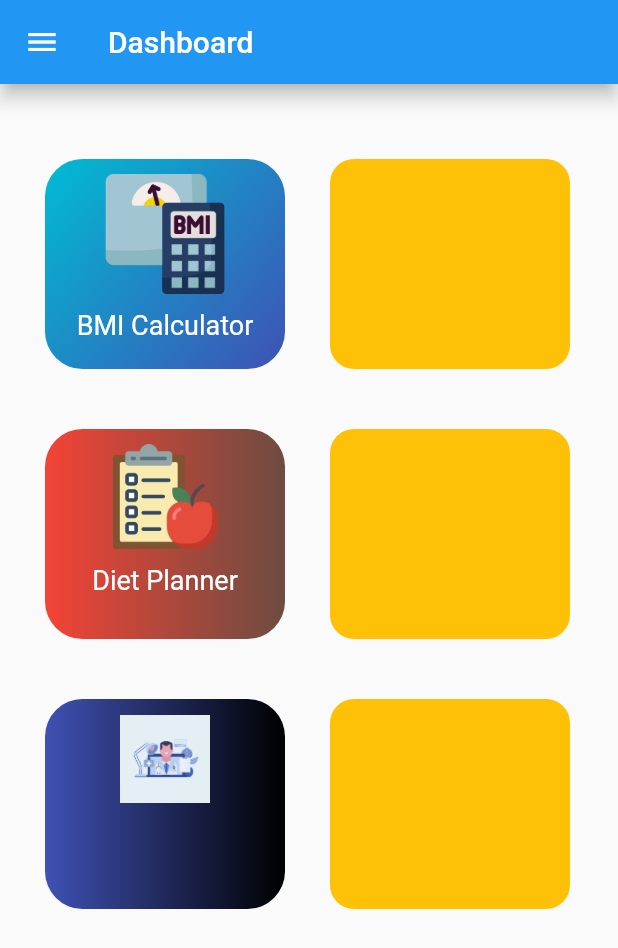
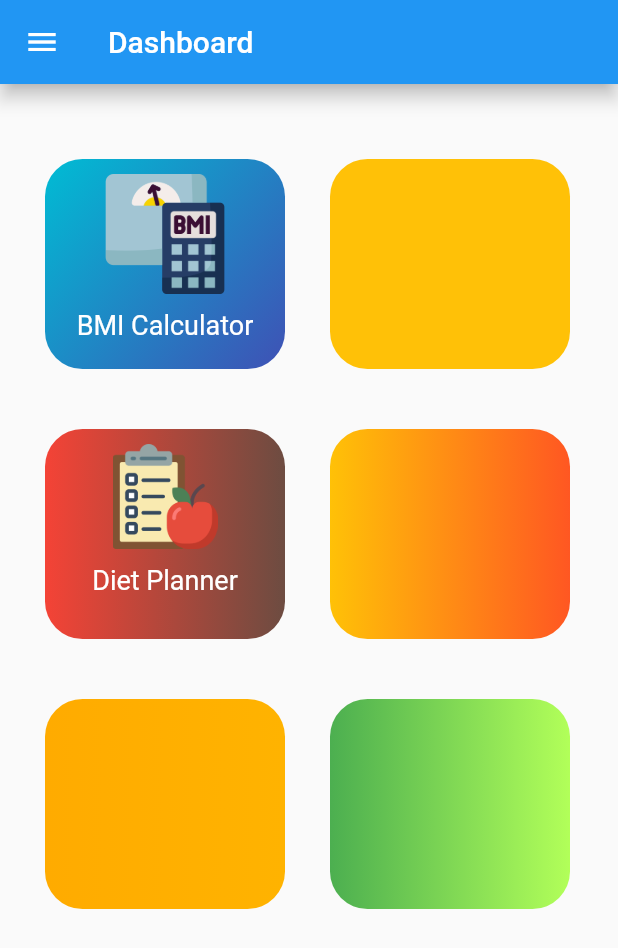
Before and after one commit to balavardhan224/healthtrackerandcalculator, a Flutter app: the Homepage screen opened directly, on a phone screen of 412 x 824 dp. Shown: the top 948 px of the screen. Run offline on Flutter 3.47's test engine with Material 2 defaults, Android fonts, the phone set to English and light mode, and no system bars; our stand-ins replace google_fonts.

Commit message:
intial commit

```diff
--- a/lib/widget.dart
+++ b/lib/widget.dart
@@ -62,7 +62,7 @@ Widget buildcontainer(BuildContext context) {
         decoration: BoxDecoration(
           borderRadius: BorderRadius.all(
             Radius.circular(
-              16,
+              25,
             ),
           ),
           color: Colors.amber,
@@ -123,13 +123,22 @@ Widget buildbox(BuildContext context) {
         decoration: BoxDecoration(
           borderRadius: BorderRadius.all(
             Radius.circular(
-              16,
+              25,
             ),
+          ),
+          gradient: LinearGradient(
+            colors: [
+              Colors.amber,
+              Colors.deepOrange,
+            ],
           ),
           color: Colors.amber,
         ),
         child: InkWell(
           onTap: () {},
+          child: Column(
+            children: [],
+          ),
         ),
       ),
     ],
@@ -149,18 +158,21 @@ Widget buildbox1(BuildContext context) {
             ),
           ),
           gradient: LinearGradient(
-            colors: [Colors.indigo, Colors.black],
+            colors: [
+              Colors.amberAccent.shade700,
+              Colors.amber.shade600,
+            ],
           ),
         ),
         child: GestureDetector(
           onTap: () {},
           child: Column(
             children: [
-              Image.asset(
-                'images/doctorconsultation.png',
-                height: 80,
-                width: 60,
-              )
+              // Image.asset(
+              //   'images/doctorconsultation.jpg',
+              //   height: 100,
+              //   width: 70,
+              // )
             ],
           ),
         ),
@@ -174,13 +186,22 @@ Widget buildbox1(BuildContext context) {
         decoration: BoxDecoration(
           borderRadius: BorderRadius.all(
             Radius.circular(
-              16,
+              25,
             ),
+          ),
+          gradient: LinearGradient(
+            colors: [
+              Colors.green,
+              Colors.lightGreenAccent,
+            ],
           ),
           color: Colors.amber,
         ),
         child: InkWell(
           onTap: () {},
+          child: Column(
+            children: [],
+          ),
         ),
       ),
     ],
--- a/pubspec.yaml
+++ b/pubspec.yaml
@@ -63,6 +63,7 @@ flutter:
     - images/bmi.png
     - images/doctorconsultation.png
     - images/diet.png
+    - images/doctorconsultation.jpg
 
   # An image asset can refer to one or more resolution-specific "variants", see
   # https://flutter.dev/assets-and-images/#resolution-aware.
```
Also changed, not shown: images/doctorconsultation.jpg (added).
